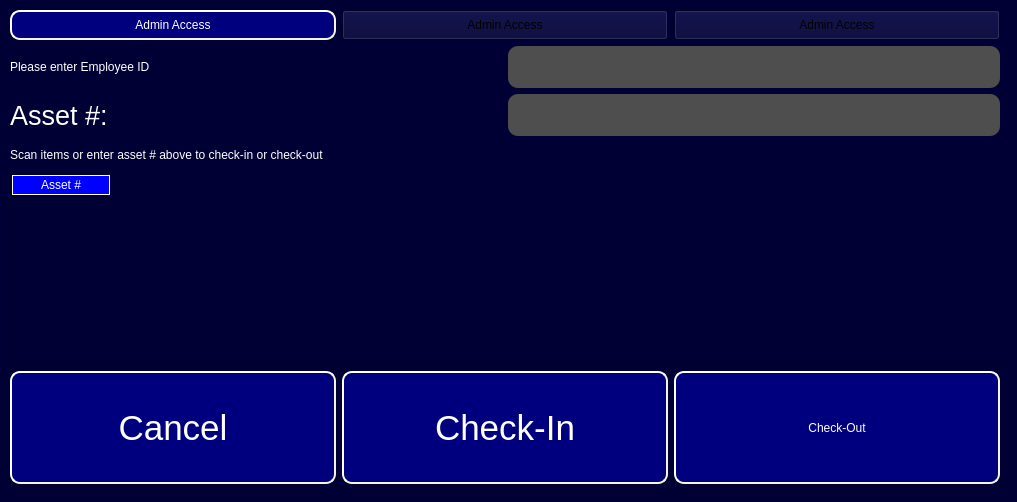
Old version of the form ui/Etek_main_window_All_In_One.ui in the repository Capstone-RFID/Code.
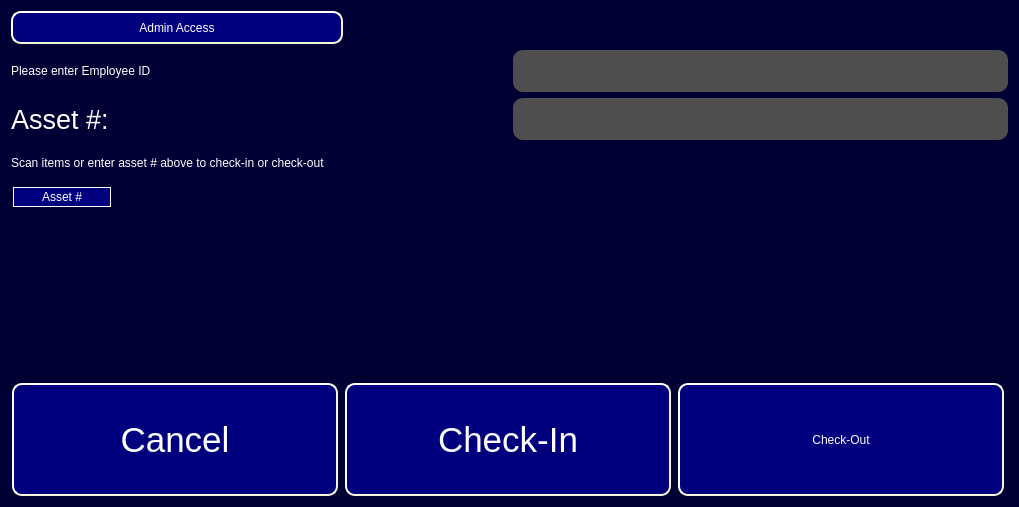
New version of the form.

Patch:
```diff
--- a/ui/Etek_main_window_All_In_One.ui
+++ b/ui/Etek_main_window_All_In_One.ui
@@ -6,8 +6,8 @@
    <rect>
     <x>0</x>
     <y>0</y>
-    <width>1017</width>
-    <height>502</height>
+    <width>1019</width>
+    <height>507</height>
    </rect>
   </property>
   <property name="sizePolicy">
@@ -22,21 +22,8 @@
   <property name="styleSheet">
    <string notr="true">background-color: rgb(0, 0, 52);</string>
   </property>
-  <widget class="QWidget" name="">
-   <property name="geometry">
-    <rect>
-     <x>10</x>
-     <y>10</y>
-     <width>990</width>
-     <height>474</height>
-    </rect>
-   </property>
-   <property name="sizePolicy">
-    <sizepolicy hsizetype="Expanding" vsizetype="Expanding">
-     <horstretch>0</horstretch>
-     <verstretch>0</verstretch>
-    </sizepolicy>
-   </property>
+  <layout class="QVBoxLayout" name="verticalLayout_2">
+   <item>
    <layout class="QVBoxLayout" name="verticalLayout">
     <item>
      <layout class="QHBoxLayout" name="horizontalLayout_4">
@@ -71,64 +58,30 @@
        </widget>
       </item>
       <item>
-       <widget class="QPushButton" name="Admin_Button_2">
-        <property name="sizePolicy">
-         <sizepolicy hsizetype="Expanding" vsizetype="Expanding">
-          <horstretch>0</horstretch>
-          <verstretch>0</verstretch>
-         </sizepolicy>
-        </property>
-        <property name="styleSheet">
-         <string notr="true">QPushButton#Admin_Button {
-background-color: rgb(0, 0, 127);
-color: rgb(255, 255, 255);
-border-style: outset;
-border-width: 2px;
-border-radius: 10px;
-border-color: beige;
-font: 26pt &quot;MS Shell Dlg 2&quot;;
-min-width: 10em;
-padding: 6px;
-}
-QPushButton#Admin_Button:pressed {
-    background-color: rgb(0, 0, 80);
-    border-style: inset;
-}</string>
-        </property>
-        <property name="text">
-         <string>Admin Access</string>
-        </property>
-       </widget>
+        <spacer name="horizontalSpacer">
+         <property name="orientation">
+          <enum>Qt::Horizontal</enum>
+         </property>
+         <property name="sizeHint" stdset="0">
+          <size>
+           <width>40</width>
+           <height>20</height>
+          </size>
+         </property>
+        </spacer>
       </item>
       <item>
-       <widget class="QPushButton" name="Admin_Button_3">
-        <property name="sizePolicy">
-         <sizepolicy hsizetype="Expanding" vsizetype="Expanding">
-          <horstretch>0</horstretch>
-          <verstretch>0</verstretch>
-         </sizepolicy>
-        </property>
-        <property name="styleSheet">
-         <string notr="true">QPushButton#Admin_Button {
-background-color: rgb(0, 0, 127);
-color: rgb(255, 255, 255);
-border-style: outset;
-border-width: 2px;
-border-radius: 10px;
-border-color: beige;
-font: 26pt &quot;MS Shell Dlg 2&quot;;
-min-width: 10em;
-padding: 6px;
-}
-QPushButton#Admin_Button:pressed {
-    background-color: rgb(0, 0, 80);
-    border-style: inset;
-}</string>
-        </property>
-        <property name="text">
-         <string>Admin Access</string>
-        </property>
-       </widget>
+        <spacer name="horizontalSpacer_2">
+         <property name="orientation">
+          <enum>Qt::Horizontal</enum>
+         </property>
+         <property name="sizeHint" stdset="0">
+          <size>
+           <width>40</width>
+           <height>20</height>
+          </size>
+         </property>
+        </spacer>
       </item>
      </layout>
     </item>
@@ -264,7 +217,7 @@
 QHeaderView::section
 {
 spacing: 10px;
-	background-color: rgb(0, 0, 255);
+	background-color: rgb(0, 0, 127);
 color: white;
 border: 1px solid white;
 margin: 1px;
@@ -444,7 +397,8 @@
      </layout>
     </item>
    </layout>
-  </widget>
+   </item>
+  </layout>
  </widget>
  <resources/>
  <connections/>
```
Lines whose indentation alone changed are shown as unchanged.
